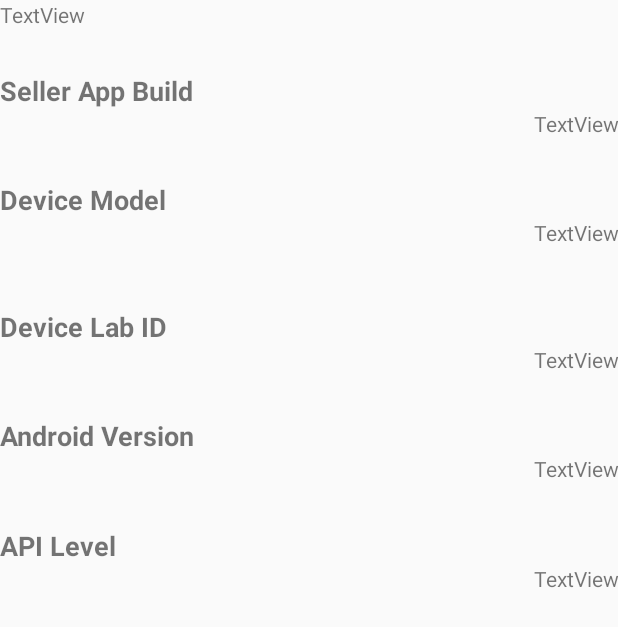
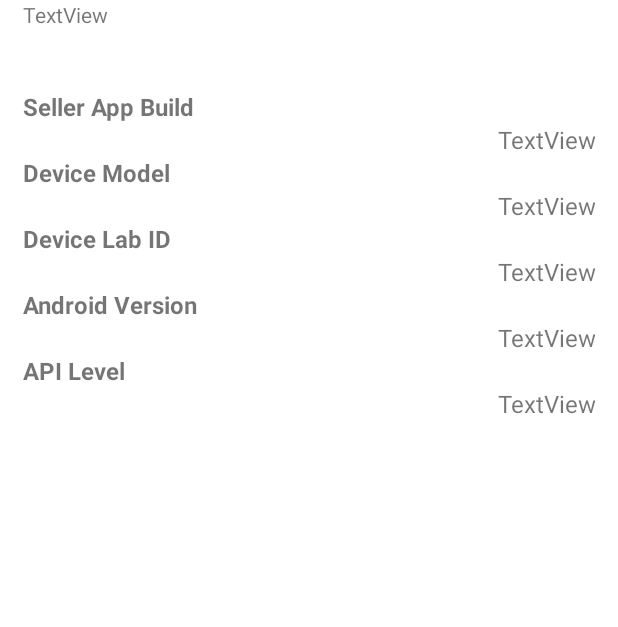
Before and after one commit to IvanMwiruki/mtqadeviceinfo, an Android app: the layout mtqaticketinfo_main.xml on its own in the app's theme, with its tools: preview values and no code run, on a phone screen of 412 x 824 dp. Shown: the top 627 px of the screen. Run offline under Robolectric (Android 15) with nearby library versions, the phone set to English and light mode, and no system bars.

Commit message:
Tweaked UI: added colors and padding.

```diff
--- a/MyApplication/app/src/main/java/com/ivanmwiruki/mtqaticketinfo/MainActivity.java
+++ b/MyApplication/app/src/main/java/com/ivanmwiruki/mtqaticketinfo/MainActivity.java
@@ -6,10 +6,13 @@ package com.ivanmwiruki.mtqaticketinfo;
 
 import android.content.pm.PackageInfo;
 import android.content.pm.PackageManager;
+import android.os.Bundle;
 import android.provider.Settings;
 import android.support.v7.app.AppCompatActivity;
-import android.os.Bundle;
 import android.widget.TextView;
+
+import java.util.Date;
+import java.text.DateFormat;
 
 public class MainActivity extends AppCompatActivity {
 
@@ -36,7 +39,7 @@ public class MainActivity extends AppCompatActivity {
 
 
         //get/set date and time
-
+        dateAndTime.setText(DateFormat.getDateTimeInstance().format(new Date()));
         //get/set Seller App build value
         buildValue.setText(getSellerAppBuild());
         //get/set device model value
--- a/MyApplication/app/src/main/res/layout/mtqaticketinfo_main.xml
+++ b/MyApplication/app/src/main/res/layout/mtqaticketinfo_main.xml
@@ -1,94 +1,105 @@
 <?xml version="1.0" encoding="utf-8"?>
 <LinearLayout xmlns:android="http://schemas.android.com/apk/res/android"
-    android:orientation="vertical" android:layout_width="match_parent"
+    android:layout_width="match_parent"
     android:layout_height="match_parent"
+    android:orientation="vertical"
+    android:paddingLeft="15dp"
+    android:paddingRight="15dp"
     android:weightSum="1">
 
     <TextView
         android:id="@+id/dateAndTime"
         android:layout_width="match_parent"
-        android:layout_height="wrap_content"
-        android:layout_weight="0.05"
-        android:text="TextView" />
+        android:layout_height="0dp"
+        android:layout_weight="0.10"
+        android:text="TextView"
+        android:textAlignment="textStart" />
 
     <TextView
         android:id="@+id/build"
         android:layout_width="match_parent"
         android:layout_height="wrap_content"
         android:text="@string/seller_app_build"
-        android:textSize="18sp"
-        android:textStyle="bold" />
+        android:textSize="16sp"
+        android:textStyle="bold"
+        android:typeface="normal" />
 
     <TextView
+        android:gravity="end"
         android:id="@+id/buildValue"
         android:layout_width="match_parent"
         android:layout_height="wrap_content"
-        android:layout_weight="0.05"
         android:text="TextView"
-        android:textAlignment="textEnd" />
+        android:textAlignment="textEnd"
+        android:textSize="16sp" />
 
     <TextView
         android:id="@+id/model"
         android:layout_width="match_parent"
         android:layout_height="wrap_content"
         android:text="@string/device_model"
-        android:textSize="18sp"
+        android:textSize="16sp"
         android:textStyle="bold" />
 
     <TextView
+        android:gravity="end"
         android:id="@+id/modelValue"
         android:layout_width="match_parent"
         android:layout_height="wrap_content"
-        android:layout_weight="0.07"
         android:text="TextView"
-        android:textAlignment="textEnd" />
+        android:textAlignment="textEnd"
+        android:textSize="16sp" />
 
     <TextView
+        android:gravity="start"
         android:id="@+id/deviceID"
         android:layout_width="match_parent"
         android:layout_height="wrap_content"
         android:text="@string/device_id"
         android:textAlignment="viewStart"
-        android:textSize="18sp"
+        android:textSize="16sp"
         android:textStyle="bold" />
 
     <TextView
+        android:gravity="end"
         android:id="@+id/deviceIDValue"
         android:layout_width="match_parent"
         android:layout_height="wrap_content"
-        android:layout_weight="0.05"
         android:text="TextView"
-        android:textAlignment="textEnd" />
+        android:textAlignment="textEnd"
+        android:textSize="16sp" />
 
     <TextView
         android:id="@+id/androidVersion"
         android:layout_width="match_parent"
         android:layout_height="wrap_content"
         android:text="@string/android_version"
-        android:textSize="18sp"
+        android:textSize="16sp"
         android:textStyle="bold" />
 
     <TextView
+        android:gravity="end"
         android:id="@+id/androidVersionValue"
         android:layout_width="match_parent"
         android:layout_height="wrap_content"
-        android:layout_weight="0.05"
         android:text="TextView"
-        android:textAlignment="textEnd" />
+        android:textAlignment="textEnd"
+        android:textSize="16sp" />
 
     <TextView
         android:id="@+id/api"
         android:layout_width="match_parent"
         android:layout_height="wrap_content"
         android:text="@string/api_level"
-        android:textSize="18sp"
+        android:textSize="16sp"
         android:textStyle="bold" />
 
     <TextView
+        android:gravity="end"
         android:id="@+id/apiValue"
         android:layout_width="match_parent"
         android:layout_height="wrap_content"
-        android:layout_weight="0.05"
         android:text="TextView"
-        android:textAlignment="textEnd" />
+        android:textAlignment="textEnd"
+        android:textSize="16sp" />
 </LinearLayout>
--- /dev/null
+++ b/MyApplication/app/src/main/res/values-v21/styles.xml
@@ -0,0 +1,7 @@
+<?xml version="1.0" encoding="utf-8"?>
+<resources>
+
+    <style name="UnicornTheme" parent="AppTheme">
+        <item name="android:statusBarColor">@color/TaskBarColor</item>
+    </style>
+</resources>
--- a/MyApplication/app/src/main/res/values/colors.xml
+++ b/MyApplication/app/src/main/res/values/colors.xml
@@ -1,6 +1,8 @@
 <?xml version="1.0" encoding="utf-8"?>
 <resources>
-    <color name="colorPrimary">#3F51B5</color>
-    <color name="colorPrimaryDark">#303F9F</color>
+    <color name="colorPrimary">#9399B8</color>
+    <color name="colorPrimaryDark">#E9AB9F</color>
     <color name="colorAccent">#FF4081</color>
+    <color name="TaskBarColor">#bfcdfc</color>
+    <color name="background_material_light">#ffffff</color>
 </resources>
--- a/MyApplication/app/src/main/res/values/styles.xml
+++ b/MyApplication/app/src/main/res/values/styles.xml
@@ -6,6 +6,7 @@
         <item name="colorPrimary">@color/colorPrimary</item>
         <item name="colorPrimaryDark">@color/colorPrimaryDark</item>
         <item name="colorAccent">@color/colorAccent</item>
+        <item name="android:colorBackground">@color/background_material_light</item>
     </style>
 
 </resources>
```
